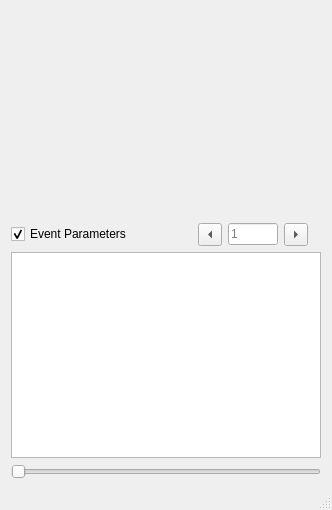
Qt form mosaicgui/ui/fiteventsview.ui (usnistgov/mosaic) before a commit.
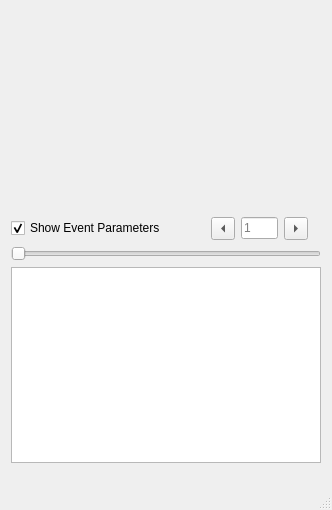
The same form after that commit. Custom widgets are drawn as their Qt base class.

Commit message: Adjusted fiteventview layout.

Diff of the .ui file:
```diff
--- a/mosaicgui/ui/fiteventsview.ui
+++ b/mosaicgui/ui/fiteventsview.ui
@@ -53,7 +53,7 @@
      <item>
       <widget class="QCheckBox" name="eventParamsCheckBox">
        <property name="text">
-        <string>Event Parameters</string>
+        <string>Show Event Parameters</string>
        </property>
        <property name="checked">
         <bool>true</bool>
@@ -149,6 +149,13 @@
      </item>
     </layout>
    </item>
+   <item>
+    <widget class="QSlider" name="eventIndexHorizontalSlider">
+     <property name="orientation">
+      <enum>Qt::Horizontal</enum>
+     </property>
+    </widget>
+   </item>
    <item>
     <widget class="QTableView" name="fitStatesTableView">
      <property name="sizePolicy">
@@ -177,23 +184,12 @@
      </attribute>
     </widget>
    </item>
-   <item>
-    <layout class="QHBoxLayout" name="horizontalLayout_2">
-     <item>
-      <widget class="QSlider" name="eventIndexHorizontalSlider">
-       <property name="orientation">
-        <enum>Qt::Horizontal</enum>
-       </property>
-      </widget>
-     </item>
-    </layout>
-   </item>
    <item>
     <widget class="QLabel" name="errLabel">
      <property name="minimumSize">
       <size>
        <width>75</width>
-       <height>0</height>
+       <height>30</height>
       </size>
      </property>
      <property name="text">
```
The commit also changes 1 other file.
